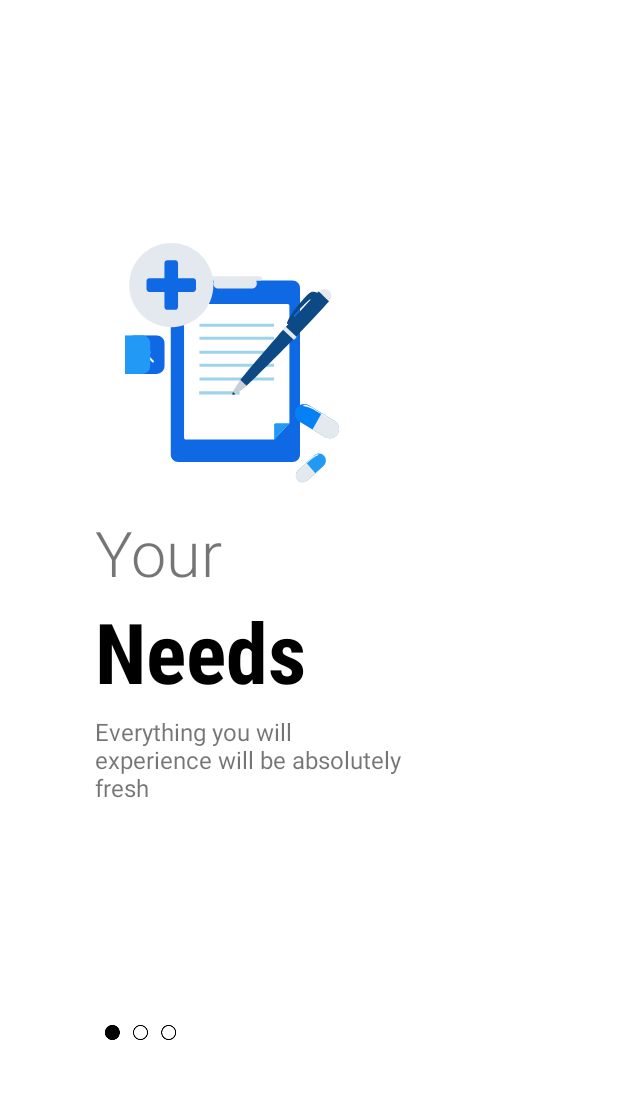
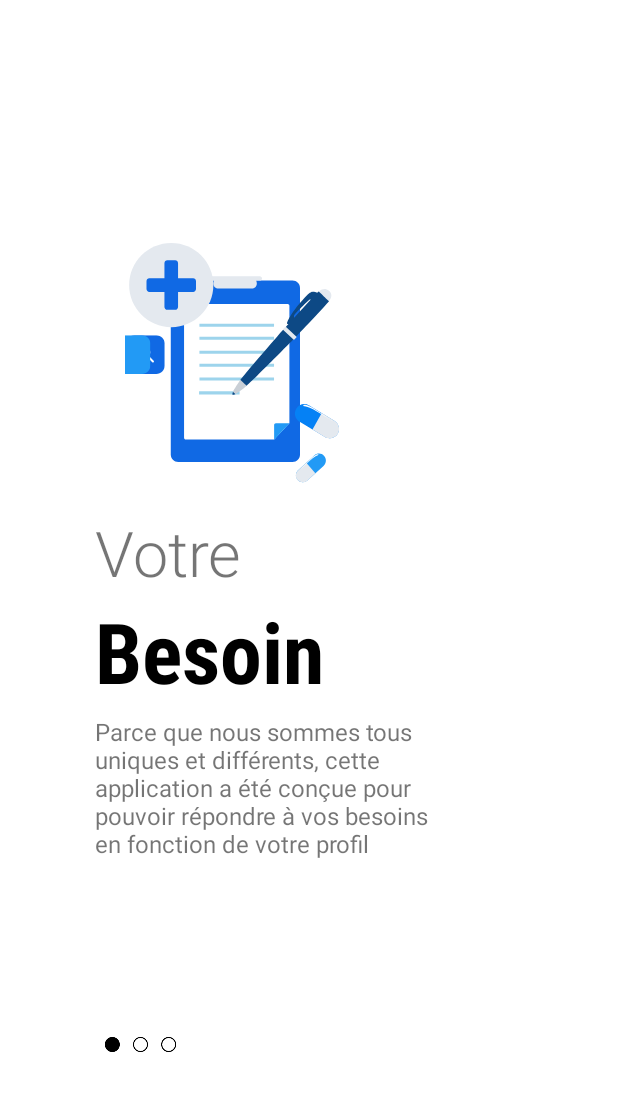
Before and after one commit to CurtainShow/Poyo-Minder, an Android app: the layout fragment_on_boarding1.xml on its own in the app's theme, with its tools: preview values and no code run, on a phone screen of 412 x 824 dp, the part 71-1182 px from its top. Run offline under Robolectric (Android 15) with nearby library versions, the phone set to English and light mode, and no system bars.

Commit message:
BETA V1.5 - FINALISATION
Tout sauf Résumé

```diff
--- a/app/src/main/res/layout/fragment_on_boarding1.xml
+++ b/app/src/main/res/layout/fragment_on_boarding1.xml
@@ -40,26 +40,26 @@
         />
 
     <TextView
+        android:id="@+id/skip_1"
         android:layout_width="wrap_content"
         android:layout_height="wrap_content"
+        android:layout_marginRight="30dp"
         android:text="Skip"
+        android:textColor="@color/black"
         android:textSize="16sp"
         android:textStyle="bold"
-        android:textColor="@color/black"
-        app:layout_constraintHorizontal_bias="1"
-        android:layout_marginRight="30dp"
         app:layout_constraintBottom_toBottomOf="@id/textView"
         app:layout_constraintEnd_toEndOf="parent"
+        app:layout_constraintHorizontal_bias="1"
         app:layout_constraintStart_toEndOf="@id/textView"
-        app:layout_constraintTop_toTopOf="@id/textView"
-        />
+        app:layout_constraintTop_toTopOf="@id/textView" />
 
     <TextView
         android:id="@id/textView2"
         android:layout_width="wrap_content"
         android:layout_height="wrap_content"
         android:fontFamily="sans-serif-light"
-        android:text="Your"
+        android:text="Votre"
         android:textSize="42sp"
         app:layout_constraintBottom_toBottomOf="parent"
         app:layout_constraintEnd_toEndOf="parent"
@@ -73,7 +73,7 @@
         android:layout_width="wrap_content"
         android:layout_height="wrap_content"
         android:fontFamily="sans-serif-condensed"
-        android:text="Needs"
+        android:text="Besoin"
         android:textColor="@color/black"
         android:textSize="56sp"
         android:textStyle="bold"
@@ -86,20 +86,19 @@
 
     <TextView
         android:id="@+id/textView5"
-        android:layout_width="0dp"
-        android:layout_height="0dp"
-        android:text="Everything you will experience will be absolutely fresh"
+        android:layout_width="234dp"
+        android:layout_height="102dp"
+        android:layout_marginTop="5dp"
+        android:text="Parce que nous sommes tous uniques et différents, cette application a été conçue pour pouvoir répondre à vos besoins en fonction de votre profil"
         android:textSize="16sp"
-        app:layout_constraintHorizontal_bias="0"
-        app:layout_constraintVertical_bias="0"
-        android:layout_marginTop="5dp"
         app:layout_constraintBottom_toBottomOf="parent"
         app:layout_constraintEnd_toEndOf="parent"
         app:layout_constraintHeight_percent=".1"
+        app:layout_constraintHorizontal_bias="0"
         app:layout_constraintStart_toStartOf="@+id/textView3"
         app:layout_constraintTop_toBottomOf="@+id/textView3"
-        app:layout_constraintWidth_percent=".5"
-        />
+        app:layout_constraintVertical_bias="0"
+        app:layout_constraintWidth_percent=".5" />
 
     <ImageView
         android:id="@+id/imageView1"
--- a/app/src/main/res/values/strings.xml
+++ b/app/src/main/res/values/strings.xml
@@ -17,5 +17,7 @@
         <item>Gélule</item>
         <item>Comprimé</item>
         <item>Pommade</item>
+        <item>Sirop</item>
+        <item>Antibiotique</item>
     </string-array>
 </resources>
```
Also changed, not shown: app/src/main/java/com/example/poyominder/MedicineAdapter.java (+8 -0 lines), app/src/main/java/com/example/poyominder/OnBoardingFrament1.java (+15 -0 lines), app/src/main/java/com/example/poyominder/OnBoardingFrament2.java (+17 -0 lines), app/src/main/java/com/example/poyominder/OnBoardingFrament3.java (+13 -0 lines), app/src/main/res/layout/fragment_on_boarding2.xml (+14 -15 lines), app/src/main/res/layout/fragment_on_boarding3.xml (+7 -6 lines), app/src/main/res/drawable/right_arrow.png (added).
